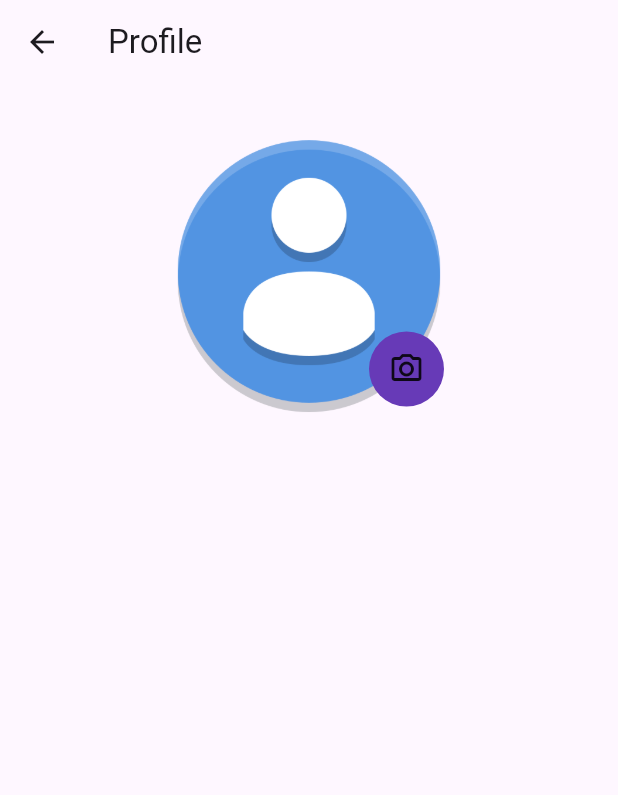
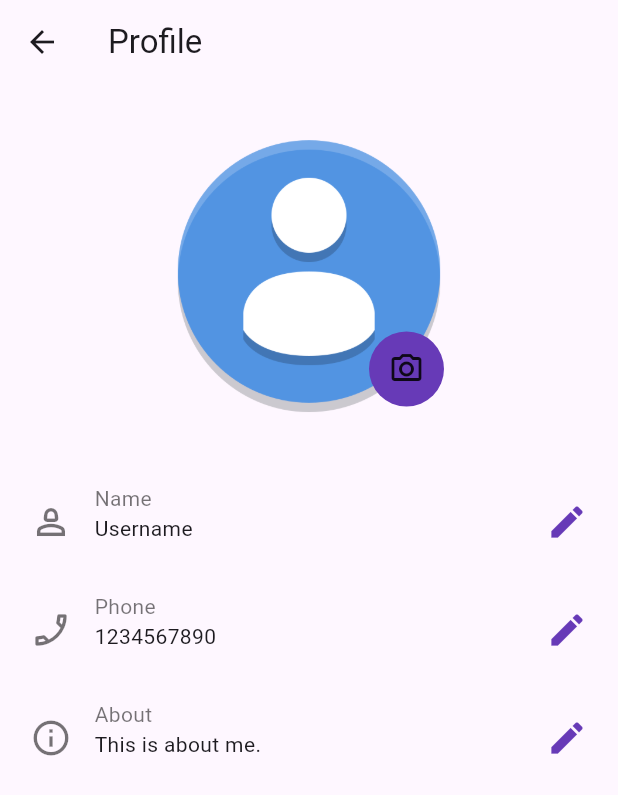
Before and after one commit to Jarv1sGH/flutterchatapp, a Flutter app: the Profile screen opened directly, on a phone screen of 412 x 824 dp. Shown: the top 795 px of the screen. Run offline on Flutter 3.47's test engine with Material 3 defaults, Android fonts, the phone set to English and light mode, and no system bars; our stand-ins replace cloud_firestore, firebase_auth, firebase_core; accounts and stored records are empty.

Commit message:
Added Profile Screen

```diff
--- /dev/null
+++ b/lib/components/profile_info_row.dart
@@ -0,0 +1,56 @@
+import 'package:flutter/material.dart';
+import 'package:flutterchatapp/components/theme_extension.dart';
+
+class ProfileInfoRow extends StatelessWidget {
+  const ProfileInfoRow(
+      {super.key,
+      required this.label,
+      required this.value,
+      required this.icon});
+  final String label;
+  final String value;
+  final IconData icon;
+  @override
+  Widget build(BuildContext context) {
+    return Padding(
+      padding: const EdgeInsets.symmetric(horizontal: 20.0, vertical: 16),
+      child: Row(
+        crossAxisAlignment: CrossAxisAlignment.end,
+        children: [
+          Icon(
+            icon,
+            color: context.iconColor,
+            size: 28,
+          ),
+          const SizedBox(
+            width: 15,
+          ),
+          Expanded(
+            child: Column(
+              crossAxisAlignment: CrossAxisAlignment.start,
+              children: [
+                Text(
+                  label,
+                  style: TextStyle(color: context.secondaryTextColor),
+                ),
+                Text(
+                  maxLines: 2,
+                  softWrap: true,
+                  value,
+                ),
+              ],
+            ),
+          ),
+          const SizedBox(
+            width: 5,
+          ),
+          Icon(
+            Icons.edit,
+            color: context.primaryIconColor,
+            size: 28,
+          )
+        ],
+      ),
+    );
+  }
+}
--- /dev/null
+++ b/lib/components/theme_extension.dart
@@ -0,0 +1,19 @@
+import 'package:flutter/material.dart';
+
+extension ThemeExtension on BuildContext {
+  Color get iconColor {
+    return Theme.of(this).brightness == Brightness.dark
+        ? Colors.white54
+        : Colors.black54;
+  }
+
+  Color get primaryIconColor {
+    return Colors.deepPurple;
+  }
+
+  Color get secondaryTextColor {
+    return Theme.of(this).brightness == Brightness.dark
+        ? Colors.white54
+        : Colors.black54;
+  }
+}
--- a/lib/screens/profile.dart
+++ b/lib/screens/profile.dart
@@ -1,4 +1,5 @@
 import 'package:flutter/material.dart';
+import 'package:flutterchatapp/components/profile_info_row.dart';
 
 class Profile extends StatelessWidget {
   const Profile({super.key});
@@ -51,9 +52,21 @@ class Profile extends StatelessWidget {
               ),
             ),
           ),
-          const Row(
-            children: [],
-          )
+          const ProfileInfoRow(
+            label: 'Name',
+            value: 'Username',
+            icon: Icons.person_2_outlined,
+          ),
+          const ProfileInfoRow(
+            label: 'Phone',
+            value: '1234567890',
+            icon: Icons.phone_enabled_outlined,
+          ),
+          const ProfileInfoRow(
+            label: 'About',
+            value: 'This is about me.',
+            icon: Icons.info_outline,
+          ),
         ],
       ),
     );
--- a/lib/screens/screen_wrapper.dart
+++ b/lib/screens/screen_wrapper.dart
@@ -30,6 +30,8 @@ class _ScreenWrapperState extends State<ScreenWrapper> {
       bottomNavigationBar: BottomNavigationBar(
         iconSize: 30,
         onTap: onNavIconTap,
+        currentIndex: _selectedScreenIndex,
+        selectedItemColor: const Color.fromARGB(255, 137, 22, 172),
         type: BottomNavigationBarType.fixed,
         items: const [
           BottomNavigationBarItem(
@@ -57,7 +59,8 @@ class _ScreenWrapperState extends State<ScreenWrapper> {
                 size: 30,
               ),
             ),
-              label: 'Account'),
+            label: 'Account',
+          ),
         ],
       ),
     );
```
Lines whose indentation alone changed are shown as unchanged.
